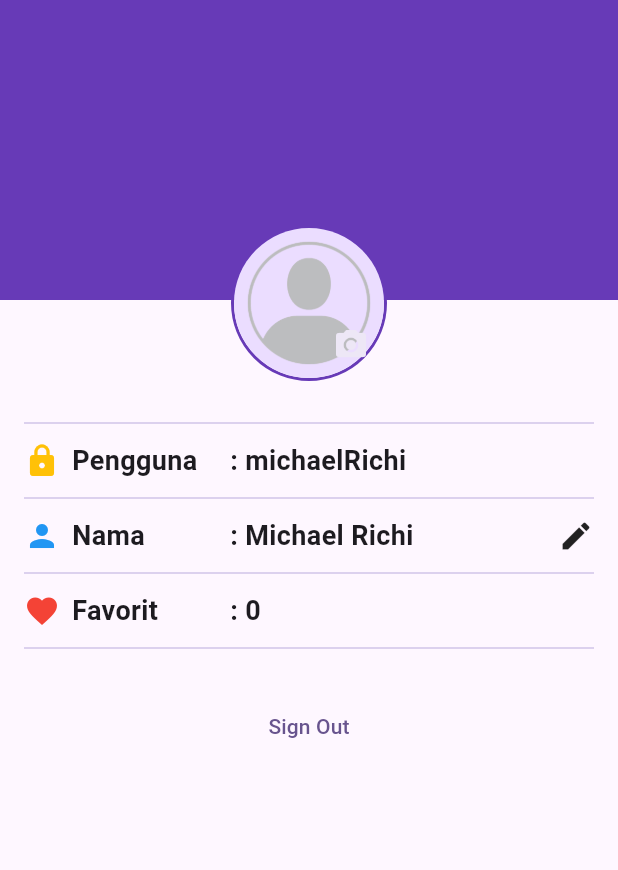
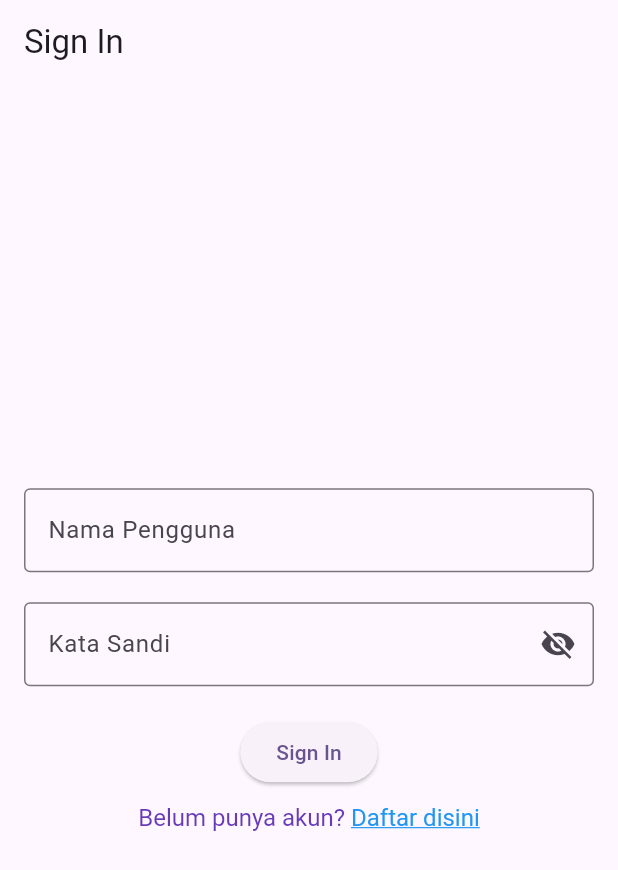
Before and after one commit to 2024-2025-Gasal-PABI-SI52/project-wisata-candi-MichaelRichi, a Flutter app: the screen it shows after launch, on a phone screen of 412 x 824 dp. Shown: the top 870 px of the screen. Run offline on Flutter 3.47's test engine with Material 3 defaults, Android fonts, the phone set to English and light mode, and no system bars.

Commit message:
CREATE : SIGNIN SCREEN

```diff
--- a/wisata_candi/lib/main.dart
+++ b/wisata_candi/lib/main.dart
@@ -2,6 +2,7 @@ import 'package:flutter/material.dart';
 import 'package:wisata_candi/screens/detail_screen.dart';
 import 'package:wisata_candi/data/candi_data.dart';
 import 'package:wisata_candi/screens/profile_screen.dart';
+import 'package:wisata_candi/screens/signin_screen.dart';
 
 void main() {
   runApp(const MainApp());
@@ -20,7 +21,8 @@ class MainApp extends StatelessWidget {
         useMaterial3: true,
       ),
       //home: DetailScreen(candi: candiList[0],),
-      home: ProfileScreen(),
+      //home: ProfileScreen(),
+      home: SigninScreen(),
     );
   }
 }
--- /dev/null
+++ b/wisata_candi/lib/screens/signin_screen.dart
@@ -0,0 +1,104 @@
+import 'package:flutter/material.dart';
+import 'package:flutter/gestures.dart';
+
+class SigninScreen extends StatelessWidget {
+  SigninScreen({super.key});
+
+  //TODO: 1. Deklarasikan Variabel Yang Dibutuhkan
+  //TextEditingController = Untuk TextBox
+  final TextEditingController _usernameController = TextEditingController();
+  final TextEditingController _passwordController = TextEditingController();
+
+  String _errorText = '';
+  bool _isSignIn = false;
+  bool _obscurePassword = true;
+
+  @override
+  Widget build(BuildContext context) {
+    return Scaffold(
+      //TODO: 2. Pasang AppBar
+      appBar: AppBar(
+        title: const Text('Sign In'),
+      ),
+      //TODO: 3. Pasang Body
+      body: Center(
+        child: SingleChildScrollView(
+          child: Padding(
+            // Diwrap pakai padding agar tidak terlalu rapat ke kiri dan kanan
+            padding: const EdgeInsets.all(16.0),
+            child: Form(
+              child: Column(
+                //TODO: 4. Atur MainAxisAlignment dan CrossAxisAlignment
+                mainAxisAlignment: MainAxisAlignment.center,
+                crossAxisAlignment: CrossAxisAlignment.center,
+                children: [
+                  //TODO: 5. Buat TextFormField Untuk Nama Pengguna
+                  TextFormField(
+                    // Controller = Varibel Apa yang mewakili TextFormField
+                    controller: _usernameController,
+                    decoration: const InputDecoration(
+                      labelText: 'Nama Pengguna',
+                      hintText: 'Masukkan Nama Pengguna',
+                      border: OutlineInputBorder(),
+                    ),
+                  ),
+                  //TODO: 6. Buat TextFormField Untuk Kata Sandi
+                  const SizedBox(height: 20),
+                  TextFormField(
+                    controller: _passwordController,
+                    decoration: InputDecoration(
+                      labelText: 'Kata Sandi',
+                      hintText: 'Masukkan kata sandi',
+                      border: const OutlineInputBorder(),
+                      errorText: _errorText.isNotEmpty ? _errorText : null,
+                      suffixIcon: IconButton(
+                        onPressed: () {},
+                        icon: Icon(
+                          _obscurePassword
+                              ? Icons.visibility_off
+                              : Icons.visibility,
+                        ),
+                      ),
+                    ),
+                    obscureText: _obscurePassword,
+                  ),
+                  //TODO: 7. Buat ElevatedButton Untuk SignIn
+                  const SizedBox(height: 20),
+                  ElevatedButton(
+                    onPressed: () {},
+                    child: const Text('Sign In'),
+                  ),
+                  //TODO: 8. Buat TextButton Untuk Sign Up
+                  const SizedBox(height: 10),
+                  // TextButton(
+                  //   onPressed: () {},
+                  //   child: Text('Belum punya akun? Daftar disini.'),
+                  //),
+                  RichText(
+                    text: TextSpan(
+                      text: 'Belum punya akun? ',
+                      style: const TextStyle(
+                          fontSize: 16, color: Colors.deepPurple),
+                      children: [
+                        TextSpan(
+                          text: 'Daftar disini',
+                          style: const TextStyle(
+                            fontSize: 16,
+                            color: Colors.blue,
+                            decoration: TextDecoration.underline,
+                          ),
+                          //Agar Bisa Diklik
+                          recognizer: TapGestureRecognizer()..onTap = () {},
+                        ),
+                      ],
+                    ),
+                  ),
+                ],
+              ),
+            ),
+          ),
+        ),
+      ),
+    );
+  }
+}
```
